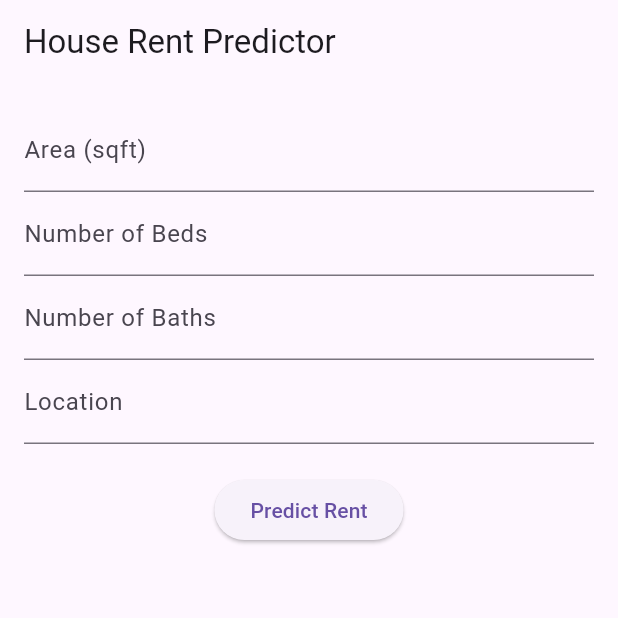
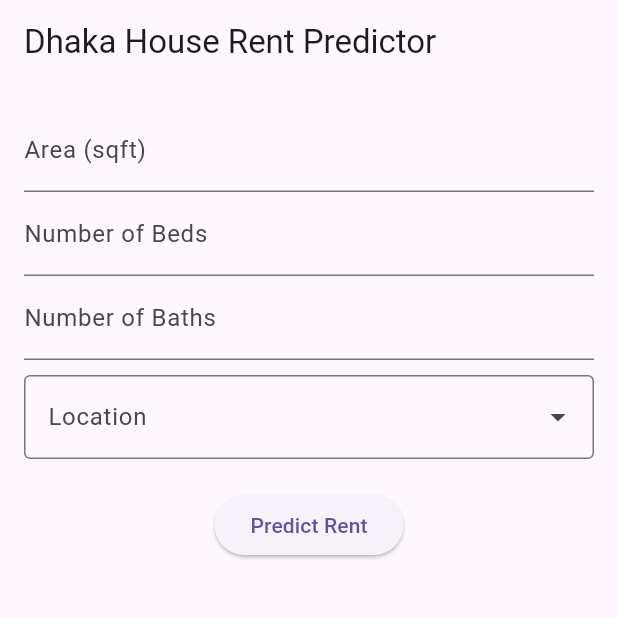
Before and after one commit to arifhossainrumi/House_price_Prediction, a Flutter app: the screen it shows after launch, on a phone screen of 412 x 824 dp, the top half of it. Run offline on Flutter 3.47's test engine with Material 3 defaults, Android fonts, the phone set to English and light mode, and no system bars; drawn by our look-alikes of dropdown_search.

Commit message:
Updated web build

```diff
--- /dev/null
+++ b/lib/function/locations.dart
@@ -0,0 +1,413 @@
+
+final List<String> locations = [
+  'Mohammadpur Dhaka',
+  'Dhanmondi Dhaka',
+  'Block H Bashundhara R-A Dhaka',
+  'Mirpur Dhaka',
+  'Lalmatia Dhaka',
+  'Farmgate Tejgaon Dhaka',
+  'Block B Nobodoy Housing Society Mohammadpur Dhaka',
+  'Gulshan 1 Gulshan Dhaka',
+  'Baridhara Dhaka',
+  'Bashundhara R-A Dhaka',
+  'PC Culture Housing Mohammadpur Dhaka',
+  'Jigatola Hazaribag Dhaka',
+  'West Kazipara Mirpur Dhaka',
+  'Block D Bashundhara R-A Dhaka',
+  'Block J Bashundhara R-A Dhaka',
+  'Nikunja 2 Nikunja Dhaka',
+  'Sector 6 Uttara Dhaka',
+  'Khilgaon Dhaka',
+  'Block K Baridhara Dhaka',
+  'Ibrahimpur Dhaka',
+  'Sector 5 Uttara Dhaka',
+  'Nurer Chala Badda Dhaka',
+  'Block F Bashundhara R-A Dhaka',
+  'Sector 4 Uttara Dhaka',
+  'Rajabazar Tejgaon Dhaka',
+  'Sector 9 Uttara Dhaka',
+  'Sector 14 Uttara Dhaka',
+  'Block D Section 12 Mirpur Dhaka',
+  'Block G Bashundhara R-A Dhaka',
+  'Baitul Aman Housing Society Adabor Dhaka',
+  'Sector 11 Uttara Dhaka',
+  'Sector 7 Uttara Dhaka',
+  'Gulshan 2  Gulshan  Dhaka',
+  'Sector 10 Uttara Dhaka',
+  'Block A  Sat Masjid Housing Mohammadpur Dhaka',
+  'Banani Dhaka',
+  'Block A Bashundhara R-A Dhaka',
+  'Kakrail Dhaka',
+  'Block I Bashundhara R-A Dhaka',
+  'Malibagh Dhaka',
+  'West Dhanmondi and Shangkar Dhanmondi Dhaka',
+  'Maghbazar Dhaka',
+  'West Kalachandpur Kalachandpur Dhaka',
+  'Sector 3 Uttara Dhaka',
+  'Badda Dhaka',
+  'Block K Bashundhara R-A Dhaka',
+  'East Badda Badda Dhaka',
+  'Kamal Sarani South Pirerbag Pirerbag Mirpur Dhaka',
+  'Block A Niketan Dhaka',
+  'East Goran Goran Khilgaon Dhaka',
+  'Block C Section 13 Mirpur Dhaka',
+  'Block B Bashundhara R-A Dhaka',
+  'New Eskaton Eskaton Dhaka',
+  'Block C Bashundhara R-A Dhaka',
+  'Block H Banasree Dhaka',
+  'Middle Monipur Mirpur Dhaka',
+  'Monipuripara Tejgaon Dhaka',
+  'Shantibag Malibagh Dhaka',
+  'Block F aziz Moholla Mohammadpur Dhaka',
+  'East Bashabo Bashabo Dhaka',
+  'Block A Kaderabad Housing Society Bosila Mohammadpur Dhaka',
+  'Baridhara DOHS Dhaka',
+  'Sector 13 Uttara Dhaka',
+  'Mohammadi Housing LTD. Mohammadpur Dhaka',
+  'Tejgaon Dhaka',
+  'Sector 12 Uttara Dhaka',
+  'Dhaka Real Estate Katashur Mohammadpur Dhaka',
+  'Block A Chandrima Model Town Mohammadpur Dhaka',
+  'Block A Section 11 Mirpur Dhaka',
+  'Middle Pirerbag Pirerbag Mirpur Dhaka',
+  'Block A Banasree Dhaka',
+  'Block C Aftab Nagar Dhaka',
+  'Block D Section 2 Mirpur Dhaka',
+  'West Shewrapara Mirpur Dhaka',
+  'Block C Section 2 Mirpur Dhaka',
+  'Middle Paikpara Mirpur Dhaka',
+  'Taltola Khilgaon Dhaka',
+  'South Monipur Mirpur Dhaka',
+  'Pirerbag Mirpur Dhaka',
+  'Eskaton Dhaka',
+  '1st Colony Mirpur Dhaka',
+  'Uttar Badda Badda Dhaka',
+  'Chandmiya Housing Mohammadpur Dhaka',
+  'East Merul Badda Merul Badda Badda Dhaka',
+  'Avenue 3 Mirpur DOHS Mirpur Dhaka',
+  'Faydabad Dakshin Khan Dhaka',
+  'Sector 1 Block F Aftab Nagar Dhaka',
+  'Sector 2 Block F Aftab Nagar Dhaka',
+  'Section 2 Mirpur Dhaka',
+  'Block C Kaderabad Housing Society Bosila Mohammadpur Dhaka',
+  'Mohammadia Housing Society Mohammadpur Dhaka',
+  'Block D Mansurabad Housing Society Adabor Dhaka',
+  'Mohakhali DOHS Dhaka',
+  'Sector 1 Uttara Dhaka',
+  'Block J Baridhara Dhaka',
+  'Kallyanpur Mirpur Dhaka',
+  'Shyamoli Housing Shekhertek Mohammadpur Dhaka',
+  'Wari Sutrapur Dhaka',
+  'Hatirpool Dhaka',
+  'South Pirerbag Pirerbag Mirpur Dhaka',
+  'Taltola Agargaon Dhaka',
+  'Gawair Dakshin Khan Dhaka',
+  'Mollika R/A Section 7 Mirpur Dhaka',
+  'Gulbag Malibagh Dhaka',
+  'Tejkunipara Tejgaon Dhaka',
+  'Block C Nobodoy Housing Society Mohammadpur Dhaka',
+  'Pallabi Extension Pallabi Mirpur Dhaka',
+  'Modhubag Boro Maghbazar Maghbazar Dhaka',
+  'Block L Bashundhara R-A Dhaka',
+  'Avenue 1 Mirpur DOHS Mirpur Dhaka',
+  'Cantonment Dhaka',
+  'Banasree Dhaka',
+  'Block E Banasree Dhaka',
+  'Khilkhet Dhaka',
+  'Block A Nobodoy Housing Society Mohammadpur Dhaka',
+  'Uttara Dhaka',
+  'Block A Chad Uddan Housing Mohammadpur Dhaka',
+  'Block B Aftab Nagar Dhaka',
+  'Section 12 Mirpur Dhaka',
+  'Section 10 Mirpur Dhaka',
+  'Dakkhin Paikpara Paikpara Mirpur Dhaka',
+  'Naya Paltan Motijheel Dhaka',
+  'Tikatuli Sutrapur Dhaka',
+  'Shantinagar Dhaka',
+  'Shegunbagicha Dhaka',
+  'Motijheel Dhaka',
+  'Block A Rajuk Uttara Apartment Project Sector 18 Uttara Dhaka',
+  'Block B Banasree Dhaka',
+  'Goran Khilgaon Dhaka',
+  'East Shewrapara Mirpur Dhaka',
+  'Block D Mohanagar Housing West Rampura Rampura Dhaka',
+  'Block F Section 11 Mirpur Dhaka',
+  'Kathalbagan Dhaka',
+  'Merul Badda Badda Dhaka',
+  'Tilpapara Khilgaon Dhaka',
+  'Kalachandpur Dhaka',
+  'Senpara Parbata Section 10 Mirpur Dhaka',
+  'East Rampura Rampura Dhaka',
+  'South Banasree Project Banasree Dhaka',
+  'Section 1 Mirpur Dhaka',
+  'North Pirerbag Pirerbag Mirpur Dhaka',
+  'RK Mission Road Gopibag Motijheel Dhaka',
+  'Avenue 6 Mirpur DOHS Mirpur Dhaka',
+  'Shyamoli Dhaka',
+  'Kalabagan Dhaka',
+  'Hazaribag Dhaka',
+  'Avenue 2 Mirpur DOHS Mirpur Dhaka',
+  'Priyanka City Sector 12 Uttara Dhaka',
+  'Kuril Dhaka',
+  'Gandaria Sutrapur Dhaka',
+  'Pallabi Mirpur Dhaka',
+  'Avenue 4 Mirpur DOHS Mirpur Dhaka',
+  'Boro Maghbazar Maghbazar Dhaka',
+  'Rampura Dhaka',
+  'Agargaon Dhaka',
+  'Block F Banasree Dhaka',
+  'Dakshin Khan Dhaka',
+  'Comfort Housing Adabor Dhaka',
+  'Avenue 5 Block C Section 11 Mirpur Dhaka',
+  'Mohakhali Dhaka',
+  'Block M South Banasree Project Banasree Dhaka',
+  'Block E Section 2 Mirpur Dhaka',
+  'Block B Section 12 Mirpur Dhaka',
+  'Block J Banasree Dhaka',
+  'Mirpur DOHS Mirpur Dhaka',
+  'New Market Dhaka',
+  'Madhya Ajampur Dakshin Khan Dhaka',
+  'Kafrul Dhaka',
+  'Ullan West Rampura Rampura Dhaka',
+  'South Chalabon Dakshin Khan Dhaka',
+  'Kachukhet Dhaka',
+  'Azimpur Lalbagh Dhaka',
+  'Block E Bashundhara R-A Dhaka',
+  'Shukrabad Dhanmondi Dhaka',
+  'Block C Bochila City Developers Ltd Bochila Mohammadpur Dhaka',
+  'Kaderabad Housing Society Katashur Mohammadpur Dhaka',
+  'Amligola Lalbagh Dhaka',
+  'Meradia Khilgaon Dhaka',
+  'Block B Mansurabad Housing Society Adabor Dhaka',
+  'Block A Aftab Nagar Dhaka',
+  'Block G Section 1 Mirpur Dhaka',
+  'Mollartek Dakshin Khan Dhaka',
+  'Shahjadpur Badda Dhaka',
+  'Block C Section 12 Mirpur Dhaka',
+  'Block D Section 11 Mirpur Dhaka',
+  'Block D South Banasree Project Banasree Dhaka',
+  'Block B South Banasree Project Banasree Dhaka',
+  'Manikdi Cantonment Dhaka',
+  'Block A Section 10 Mirpur Dhaka',
+  'West Monipur Mirpur Dhaka',
+  'Middle Badda Badda Dhaka',
+  'East Kazipara Mirpur Dhaka',
+  'Section 7 Mirpur Dhaka',
+  'South Goran Goran Khilgaon Dhaka',
+  'Tajmahal Road Mohammadpur Dhaka',
+  'Block F Section 2 Mirpur Dhaka',
+  'Block B Section 11 Mirpur Dhaka',
+  'Kadamtala Bashabo Dhaka',
+  'Block D Section 10 Mirpur Dhaka',
+  'West Rampura Rampura Dhaka',
+  'Block E Section 12 Mirpur Dhaka',
+  'Paikpara Ahmed Nagar Mirpur Dhaka',
+  'Nadda Dhaka',
+  'Chowdhuripara Khilgaon Dhaka',
+  'Block D Eastern Housing Pallabi Mirpur Dhaka',
+  'Sector 2 Block H Aftab Nagar Dhaka',
+  'Ullan Rampura Dhaka',
+  'Baigertek Cantonment Dhaka',
+  'Road No 10 Block C Section 11 Mirpur Dhaka',
+  'Block Dha Section 12 Mirpur Dhaka',
+  'Banani DOHS Dhaka',
+  'Block E Kaderabad Housing Society Bosila Mohammadpur Dhaka',
+  'Block G South Banasree Project Banasree Dhaka',
+  'Block L Eastern Housing Pallabi Mirpur Dhaka',
+  'Old Eskaton Eskaton Dhaka',
+  'West Nakhalpara Tejgaon Dhaka',
+  'Shiddheswari Dhaka',
+  'Block B Dolipara Uttara Dhaka',
+  'Malibagh Chowdhury Para Malibagh Dhaka',
+  'South Badda Badda Dhaka',
+  'Rajarbagh Motijheel Dhaka',
+  'Block C Dhaka Uddan Mohammadpur Dhaka',
+  'Joar Sahara Dhaka',
+  'Block B Section 13 Mirpur Dhaka',
+  'Block A Section 12 Mirpur Dhaka',
+  'Ashkona Dakshin Khan Dhaka',
+  'Katashur Mohammadpur Dhaka',
+  'Adabor Dhaka',
+  'Rayer Bazaar Hazaribag Dhaka',
+  'Block G Banasree Dhaka',
+  'Block L South Banasree Project Banasree Dhaka',
+  'Mastertek Cantonment Dhaka',
+  'North Kamlapur Kamlapur Motijheel Dhaka',
+  'Rupnagar R/A Mirpur Dhaka',
+  'Rupnagar R/A Mirpur Dhaka',
+  'Block D Nobodoy Housing Society Mohammadpur Dhaka',
+  'Block D Chandrima Model Town Mohammadpur Dhaka',
+  'Suchona Model Town Bochila Mohammadpur Dhaka',
+  'Block A Bochila City Developers Ltd Bochila Mohammadpur Dhaka',
+  'North Ibrahimpur Ibrahimpur Dhaka',
+  'Shah Ali Bag Section 1 Mirpur Dhaka',
+  'Block F Eastern Housing Pallabi Mirpur Dhaka',
+  'Sector 1 Block G Aftab Nagar Dhaka',
+  'North Jatra Bari Jatra Bari Dhaka',
+  'West Kafrul Taltola Agargaon Dhaka',
+  'Block A Bochila Garden City Bochila Mohammadpur Dhaka',
+  'Lake View Society South Pirerbag Pirerbag Mirpur Dhaka',
+  'Sector 1 Block E Aftab Nagar Dhaka',
+  'Block C Mansurabad Housing Society Adabor Dhaka',
+  'Block D Dhaka Uddan Mohammadpur Dhaka',
+  'North Shahjahanpur Dhaka',
+  'Block B Chandrima Model Town Mohammadpur Dhaka',
+  'East Monipur Mirpur Dhaka',
+  'Block C Khilgaon Dhaka',
+  'South Mollartek Dakshin Khan Dhaka',
+  'West Mollartek Dakshin Khan Dhaka',
+  'Block A Dhaka Uddan Mohammadpur Dhaka',
+  'Jahuri Moholla Mohammadpur Dhaka',
+  'Arambagh Motijheel Dhaka',
+  'Shyamoli Housing (2nd Project) Adabor Dhaka',
+  'Nabi Nagar Housing Mohammadpur Dhaka',
+  'Dhaka Uddan Mohammadpur Dhaka',
+  'Bochila Garden City Bochila Mohammadpur Dhaka',
+  'Block C Banasree Dhaka',
+  'Avenue 3 Block B Section 11 Mirpur Dhaka',
+  'North Azampur Dakshin Khan Dhaka',
+  'Moushair Dakshin Khan Dhaka',
+  'Block E South Banasree Project Banasree Dhaka',
+  'Block F South Banasree Project Banasree Dhaka',
+  'South Kallyanpur Kallyanpur Mirpur Dhaka',
+  'Zafrabad Hazaribag Dhaka',
+  'Bochila Mohammadpur Dhaka',
+  'Block C Section 10 Mirpur Dhaka',
+  'Sobhanbagh Tejgaon Dhaka',
+  'East Nakhalpara Tejgaon Dhaka',
+  'Avenue 11 Mirpur DOHS Mirpur Dhaka',
+  'Matikata Cantonment Dhaka',
+  '2nd Colony Mirpur Dhaka',
+  'Block B Dhaka Uddan Mohammadpur Dhaka',
+  'Vashantek Cantonment Dhaka',
+  'Janata Housing Sher- E- Banglanagar West Agargaon Agargaon Dhaka',
+  'Dakkhin Paikpara Mirpur Dhaka',
+  'Natun Bazar Badda Dhaka',
+  'Lalbagh Dhaka',
+  'Bonolota Abashik Elaka West Agargaon Agargaon Dhaka',
+  'Road No 11 Block C Section 11 Mirpur Dhaka',
+  'Block D Section 15 Mirpur Dhaka',
+  'Block B Section 1 Mirpur Dhaka',
+  'Mazar Road 2nd Colony Mirpur Dhaka',
+  'Janata Housing Shah Ali Bag Section 1 Mirpur Dhaka',
+  'West Agargaon Agargaon Dhaka',
+  'Tali office Road Hazaribag Dhaka',
+  'Block B Bochila City Developers Ltd Bochila Mohammadpur Dhaka',
+  'Block E Section 1 Mirpur Dhaka',
+  'Block B Bochila West Dhanmondi R/A Bochila Mohammadpur Dhaka',
+  'Block C Eastern Housing Pallabi Mirpur Dhaka',
+  'Block A Section 1 Mirpur Dhaka',
+  'Block A Sayednagar East Vatara Vatara Badda Dhaka',
+  'Block E Eastern Housing Pallabi Mirpur Dhaka',
+  'Block D Pallabi Mirpur Dhaka',
+  'Vatara Badda Dhaka',
+  'South Manikdi Manikdi Cantonment Dhaka',
+  'Middle Bashabo Bashabo Dhaka',
+  'Block C Chandrima Model Town Mohammadpur Dhaka',
+  'North Goran Goran Khilgaon Dhaka',
+  'Hashem Khan Road Sultanganj Rayer Bazaar Hazaribag Dhaka',
+  'Sonatangar Jigatola Hazaribag Dhaka',
+  'Boshoty Housing Borobag Section 2 Mirpur Dhaka',
+  'Swapnodhara Housing Bochila Mohammadpur Dhaka',
+  'Sikder Real Estate Tali office Road Hazaribag Dhaka',
+  'Fakirapool Motijheel Dhaka',
+  'North Bashabo Bashabo Dhaka',
+  'Block E Arambag Residential Area Pallabi Mirpur Dhaka',
+  'Shahidbag Malibagh Dhaka',
+  'Block C Arambag Residential Area Pallabi Mirpur Dhaka',
+  'Bashabo Dhaka',
+  'Shahjahanpur Dhaka',
+  'Purana Paltan Motijheel Dhaka',
+  'Ahmed Nagar Mirpur Dhaka',
+  'Kamlapur Motijheel Dhaka',
+  'Block G/1 Section 2 Mirpur Dhaka',
+  'Eastern Pallabi Pallabi Mirpur Dhaka',
+  'Sector 1 Block D Aftab Nagar Dhaka',
+  'Block B Section 10 Mirpur Dhaka',
+  'Kadamtala Road Kadamtala Bashabo Dhaka',
+  'Bagan Bari Cantonment Dhaka',
+  'aziz Moholla Mohammadpur Dhaka',
+  'Block D Kaderabad Housing Society Bosila Mohammadpur Dhaka',
+  'South Madartek Madartek Bashabo Dhaka',
+  'Kawlar Dakshin Khan Dhaka',
+  'South Azampur Dakshin Khan Dhaka',
+  'Bosila Mohammadpur Dhaka',
+  'Block C Chad Uddan Housing Mohammadpur Dhaka',
+  'Block B Chad Uddan Housing Mohammadpur Dhaka',
+  'Block D Dakkhin Paikpara Paikpara Mirpur Dhaka',
+  'Block D Banasree Dhaka',
+  'Block H Section 2 Mirpur Dhaka',
+  'Paikpara Mirpur Dhaka',
+  'Aainusbag Dakshin Khan Dhaka',
+  'Block C Section 6 Mirpur Dhaka',
+  'Narinda Sutrapur Dhaka',
+  'Khilbari Tek Badda Dhaka',
+  'Block D Bochila Garden City Bochila Mohammadpur Dhaka',
+  'Jagannathpur Badda Dhaka',
+  'Adarsha Para Uttar Khan Dhaka',
+  'Tallabag Hazaribag Dhaka',
+  'Shantipur South Goran Goran Khilgaon Dhaka',
+  'Block B Section 6 Mirpur Dhaka',
+  'Sector 2 Block D Aftab Nagar Dhaka',
+  'Block J Pallabi Extension Pallabi Mirpur Dhaka',
+  'Block D Section 1 Mirpur Dhaka',
+  'Block A Bochila West Dhanmondi R/A Bochila Mohammadpur Dhaka',
+  'Janata Housing Society Adabor Dhaka',
+  'Section 13 Mirpur Dhaka',
+  'Block A Section 13 Mirpur Dhaka',
+  'Turag City Section 1 Mirpur Dhaka',
+  'Block D Section 6 Mirpur Dhaka',
+  'East Hazipara East Rampura Rampura Dhaka',
+  'Darussalam Mirpur Dhaka',
+  'West Dhanmondi Dhanmondi Dhaka',
+  'Road No 12 Block B Section 11 Mirpur Dhaka',
+  'Abdullahbag Uttar Badda Badda Dhaka',
+  'Bangshal Dhaka',
+  'Block B Pallabi Mirpur Dhaka',
+  'Jamtola Kawlar Dakshin Khan Dhaka',
+  'Abdur Rafique Housing Society Shekhertek Mohammadpur Dhaka',
+  'Ali And Nur Real Estate Mohammadpur Dhaka',
+  'Sayednagar East Vatara Vatara Badda Dhaka',
+  'Block TA Section 6 Mirpur Dhaka',
+  'Chalabon Dakshin Khan Dhaka',
+  'Block B Future Town Bochila Mohammadpur Dhaka',
+  'Sutrapur Dhaka',
+  'Chairman Para Dakshin Khan Dhaka',
+  'South Bishil Section 1 Mirpur Dhaka',
+  'PC Culture Housing Society Shyamoli Dhaka',
+  'Block B Sayednagar East Vatara Vatara Badda Dhaka',
+  'East Azampur Dakshin Khan Dhaka',
+  '3rd Colony Mirpur Dhaka',
+  'Block C Bochila Garden City Bochila Mohammadpur Dhaka',
+  'Avenue 2 Block A Section 11 Mirpur Dhaka',
+  'Moddhopara Ashkona Dakshin Khan Dhaka',
+  'Lalkuthi 3rd Colony Mirpur Dhaka',
+  'East Mollartek Dakshin Khan Dhaka',
+  'Block E Chandrima Model Town Mohammadpur Dhaka',
+  'Block H South Banasree Project Banasree Dhaka',
+  'Block B Metro Housing Bochila Mohammadpur Dhaka',
+  'Block A Metro Housing Bochila Mohammadpur Dhaka',
+  'Block B Eastern Housing Pallabi Mirpur Dhaka',
+  'Anurbag Dakshin Khan Dhaka',
+  'Block C Future Town Bochila Mohammadpur Dhaka',
+  'Barontek Cantonment Dhaka',
+  'South Bashabo Bashabo Dhaka',
+  'Sabujbag South Bashabo Bashabo Dhaka',
+  'Taltola Dakshin Khan Dhaka',
+  'Block C Chandmiya Housing Mohammadpur Dhaka',
+  'Section 11 Mirpur Dhaka',
+  'West Vatara Vatara Badda Dhaka',
+  'Avenue 10 Mirpur DOHS Mirpur Dhaka',
+  'Naya Nagar Vatara Badda Dhaka',
+  'Sector 15 Uttara Dhaka',
+  'Avenue 7 Mirpur DOHS Mirpur Dhaka',
+  'Rajarbag Bashabo Dhaka',
+  'Kazibari Dakshin Khan Dhaka',
+  'Kuratoli Kuril Dhaka',
+  'Block E Section 11 Mirpur Dhaka',
+  'Block J Section 3 Mirpur Dhaka',
+  'Block B Dakkhin Paikpara Paikpara Mirpur Dhaka',
+  'West Dolairpar Shyampur Dhaka',
+  'Block C Section 11 Mirpur Dhaka',
+  'Block C1 Sector 15 Uttara Dhaka',
+];
--- a/lib/main.dart
+++ b/lib/main.dart
@@ -1,6 +1,9 @@
 import 'package:flutter/material.dart';
 import 'package:http/http.dart' as http;
 import 'dart:convert';
+import 'package:dropdown_search/dropdown_search.dart';
+
+import 'function/locations.dart';
 
 void main() {
   runApp(const MyApp());
@@ -13,7 +16,7 @@ class MyApp extends StatelessWidget {
   Widget build(BuildContext context) {
     return MaterialApp(
       debugShowCheckedModeBanner: false,
-      title: 'House Rent Predictor',
+      title: 'Dhaka House Rent Predictor',
       theme: ThemeData(primarySwatch: Colors.blue),
       home: RentPredictionScreen(),
     );
@@ -29,11 +32,45 @@ class _RentPredictionScreenState extends State<RentPredictionScreen> {
   final TextEditingController areaController = TextEditingController();
   final TextEditingController bedController = TextEditingController();
   final TextEditingController bathController = TextEditingController();
-  final TextEditingController locationController = TextEditingController();
   String? predictedPrice;
+  String? selectedLocation;
+  bool isLoading = false;
+
+
 
   Future<void> predictRent() async {
-    final url = Uri.parse('https://house-rent-prediction-eg9o.onrender.com/predict'); // Update for deployment
+    setState(() {
+      isLoading = true;
+    });
+
+    Future.delayed(const Duration(seconds: 5), () {
+      if (mounted && isLoading) {
+        ScaffoldMessenger.of(context).showSnackBar(
+          SnackBar(
+            content: const Text(
+              "Taking longer than expected. Please wait...",
+              style: TextStyle(color: Colors.white, fontSize: 16),
+            ),
+            duration: const Duration(seconds: 5),
+            behavior: SnackBarBehavior.floating,
+            margin: const EdgeInsets.symmetric(horizontal: 20, vertical: 10),
+            padding: const EdgeInsets.all(16),
+            backgroundColor: Colors.blueAccent,
+            shape: RoundedRectangleBorder(
+              borderRadius: BorderRadius.circular(12),
+            ),
+            action: SnackBarAction(
+              label: "OK",
+              textColor: Colors.white,
+              onPressed: () {},
+            ),
+          ),
+        );
+      }
+    });
+
+    final url =
+    Uri.parse('https://house-rent-prediction-eg9o.onrender.com/predict');
     final response = await http.post(
       url,
       headers: {'Content-Type': 'application/json'},
@@ -41,7 +78,7 @@ class _RentPredictionScreenState extends State<RentPredictionScreen> {
         "Area": int.parse(areaController.text),
         "Bed": int.parse(bedController.text),
         "Bath": int.parse(bathController.text),
-        "Location": locationController.text
+        "Location": selectedLocation
       }),
     );
 
@@ -50,26 +87,71 @@ class _RentPredictionScreenState extends State<RentPredictionScreen> {
       predictedPrice = data['predicted_price'] != null
           ? "Predicted Rent: ${data['predicted_price']} BDT"
           : "Error: ${data['error']}";
+      isLoading = false;
     });
   }
 
   @override
   Widget build(BuildContext context) {
     return Scaffold(
-      appBar: AppBar(title: Text('House Rent Predictor')),
+      appBar: AppBar(title: Text('Dhaka House Rent Predictor')),
       body: Padding(
         padding: EdgeInsets.all(16.0),
         child: Column(
           children: [
-            TextField(controller: areaController, decoration: InputDecoration(labelText: 'Area (sqft)'), keyboardType: TextInputType.number),
-            TextField(controller: bedController, decoration: InputDecoration(labelText: 'Number of Beds'), keyboardType: TextInputType.number),
-            TextField(controller: bathController, decoration: InputDecoration(labelText: 'Number of Baths'), keyboardType: TextInputType.number),
-            TextField(controller: locationController, decoration: InputDecoration(labelText: 'Location')),
+            TextField(
+                controller: areaController,
+                decoration: InputDecoration(labelText: 'Area (sqft)'),
+                keyboardType: TextInputType.number),
+            TextField(
+                controller: bedController,
+                decoration: InputDecoration(labelText: 'Number of Beds'),
+                keyboardType: TextInputType.number),
+            TextField(
+                controller: bathController,
+                decoration: InputDecoration(labelText: 'Number of Baths'),
+                keyboardType: TextInputType.number),
+            SizedBox(height: 10),
+            DropdownSearch<String>(
+              popupProps: const PopupProps.menu(
+                title: Text(
+                  'Supported Areas',
+                  textAlign: TextAlign.center,
+                ),
+                fit: FlexFit.loose,
+                showSearchBox: true,
+                showSelectedItems: true,
+                searchFieldProps: TextFieldProps(
+                  decoration: InputDecoration(
+                    hintText: "Type location name...",
+                    border: OutlineInputBorder(),
+                  ),
+                ),
+              ),
+              items: locations,
+              onSaved: (value) => selectedLocation = value!,
+              dropdownDecoratorProps: const DropDownDecoratorProps(
+                dropdownSearchDecoration: InputDecoration(
+                  labelText: "Location",
+                  border: OutlineInputBorder(),
+                ),
+              ),
+              onChanged: (value) {
+                setState(() {
+                  selectedLocation = value;
+                });
+              },
+              selectedItem: selectedLocation,
+            ),
             SizedBox(height: 20),
-            ElevatedButton(onPressed: predictRent, child: Text('Predict Rent')),
+            isLoading
+                ? CircularProgressIndicator()
+                : ElevatedButton(
+                onPressed: predictRent, child: Text('Predict Rent')),
             SizedBox(height: 20),
             if (predictedPrice != null)
-              Text(predictedPrice!, style: TextStyle(fontSize: 18, fontWeight: FontWeight.bold))
+              Text(predictedPrice!,
+                  style: TextStyle(fontSize: 18, fontWeight: FontWeight.bold))
           ],
         ),
       ),
--- a/pubspec.yaml
+++ b/pubspec.yaml
@@ -36,6 +36,7 @@ dependencies:
   # Use with the CupertinoIcons class for iOS style icons.
   cupertino_icons: ^1.0.6
   http: ^1.2.2
+  dropdown_search: ^5.0.3
 
 dev_dependencies:
   flutter_test:
```
Also changed, not shown: pubspec.lock.
